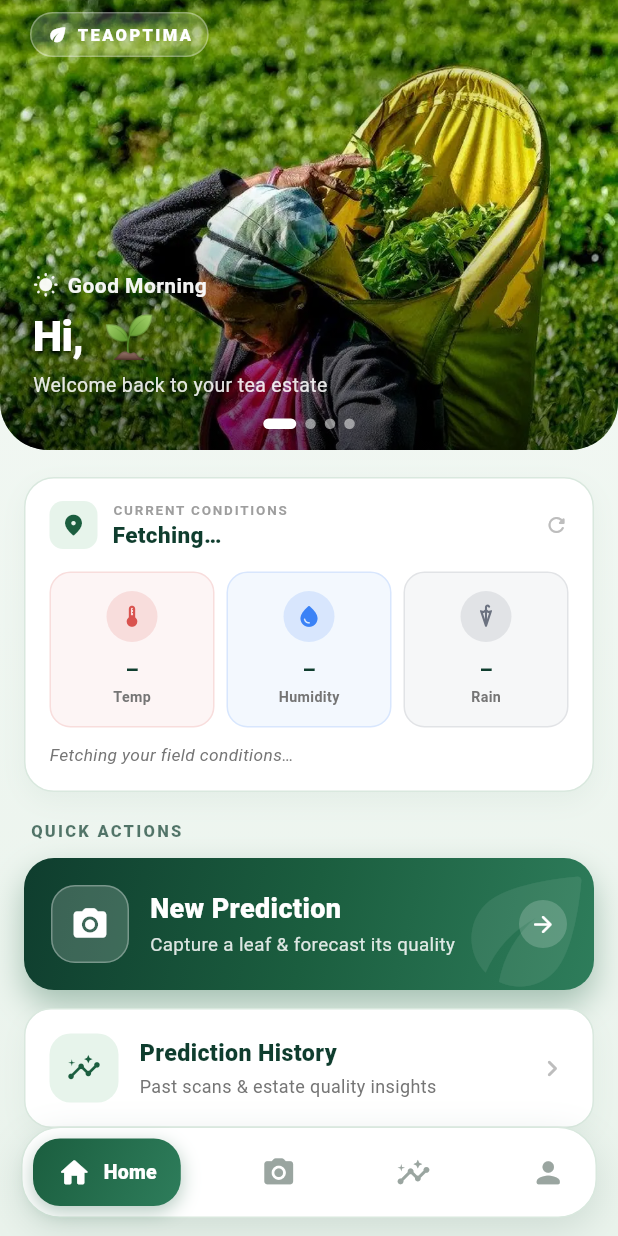
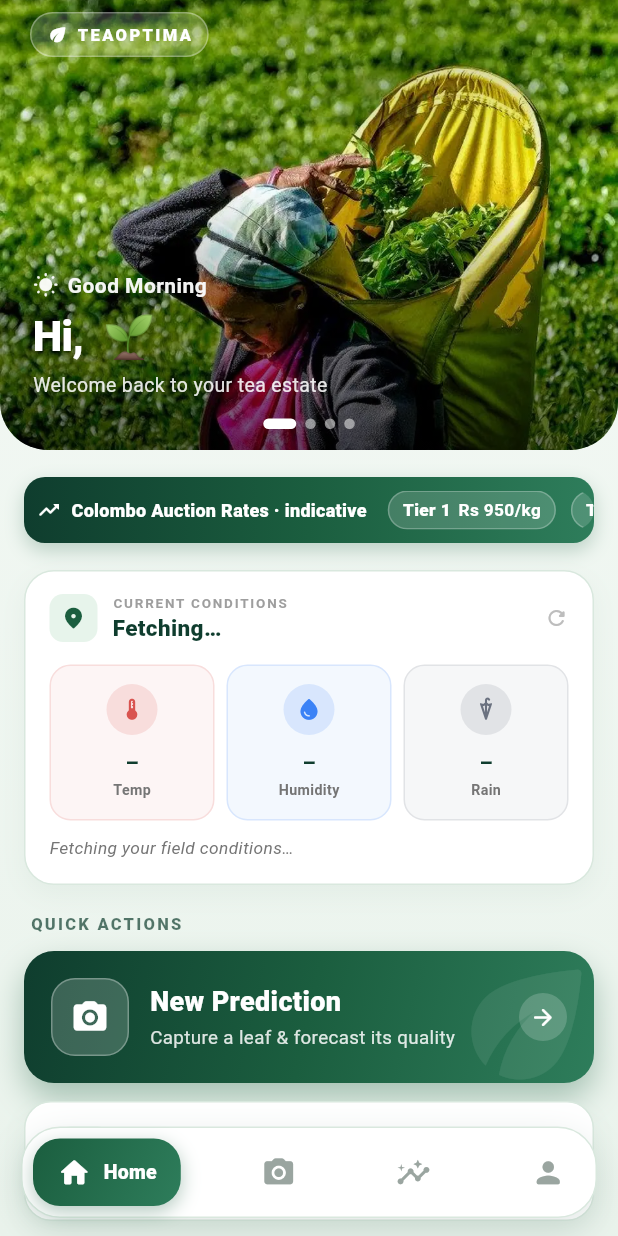
Before and after one commit to RavJayB/TeaOptima, a Flutter app: the screen it shows after launch, after a tap on "Get Started", on a phone screen of 412 x 824 dp. Run offline on Flutter 3.47's test engine with Material 3 defaults, Android fonts, the phone set to English and light mode, and no system bars; our stand-ins replace cloud_firestore, firebase_auth, firebase_core, firebase_remote_config, firebase_storage, fl_chart and 7 more; accounts and stored records are empty; generated files the repository leaves out were written again; network calls fail; project files that could hold a hidden picture were left out.

Commit message:
Add CMB auction rates banner + remote config for dynamic pricing

```diff
--- a/lib/l10n/app_en.arb
+++ b/lib/l10n/app_en.arb
@@ -414,5 +414,9 @@
 
   "authErrEmailInUse": "This email is already registered.",
   "authErrNetwork": "Network error. Please check your connection.",
-  "authErrGeneric": "Something went wrong. Please try again."
+  "authErrGeneric": "Something went wrong. Please try again.",
+
+  "bannerAuctionRates": "Colombo Auction Rates",
+  "bannerIndicative": "indicative",
+  "tierWord": "Tier"
 }
--- a/lib/l10n/app_si.arb
+++ b/lib/l10n/app_si.arb
@@ -327,5 +327,9 @@
 
   "authErrEmailInUse": "මෙම විද්‍යුත් තැපෑල දැනටමත් ලියාපදිංචි කර ඇත.",
   "authErrNetwork": "ජාල දෝෂයකි. ඔබේ සම්බන්ධතාවය පරීක්ෂා කරන්න.",
-  "authErrGeneric": "යම් දෝෂයක් ඇතිවිය. නැවත උත්සාහ කරන්න."
+  "authErrGeneric": "යම් දෝෂයක් ඇතිවිය. නැවත උත්සාහ කරන්න.",
+
+  "bannerAuctionRates": "කොළඹ වෙන්දේසි මිල",
+  "bannerIndicative": "දළ",
+  "tierWord": "ශ්‍රේණිය"
 }
--- a/lib/l10n/app_ta.arb
+++ b/lib/l10n/app_ta.arb
@@ -327,5 +327,9 @@
 
   "authErrEmailInUse": "இந்த மின்னஞ்சல் ஏற்கனவே பதிவு செய்யப்பட்டுள்ளது.",
   "authErrNetwork": "வலையமைப்புப் பிழை. உங்கள் இணைப்பைச் சரிபார்க்கவும்.",
-  "authErrGeneric": "ஏதோ தவறு நடந்தது. மீண்டும் முயற்சிக்கவும்."
+  "authErrGeneric": "ஏதோ தவறு நடந்தது. மீண்டும் முயற்சிக்கவும்.",
+
+  "bannerAuctionRates": "கொழும்பு ஏல விலைகள்",
+  "bannerIndicative": "தோராயம்",
+  "tierWord": "நிலை"
 }
--- a/lib/main.dart
+++ b/lib/main.dart
@@ -11,6 +11,7 @@
 import 'services/auth_service.dart';
 import 'services/config_service.dart';
 import 'services/locale_controller.dart';
+import 'services/remote_config_service.dart';
 
 import 'screens/onboarding_screen.dart';
 import 'screens/login_screen.dart';
@@ -34,6 +35,9 @@
   await Firebase.initializeApp(
     options: DefaultFirebaseOptions.currentPlatform,
   );
+
+  // Fetch latest indicative tea prices (graceful: never blocks fatally).
+  await RemoteConfigService.init();
 
   // Load the user's saved app language (English / Sinhala / Tamil)
   await LocaleController.load();
--- a/lib/screens/home_screen.dart
+++ b/lib/screens/home_screen.dart
@@ -8,6 +8,7 @@
 import 'package:geolocator/geolocator.dart';
 import '../services/api_service.dart';
 import '../theme/tea_theme.dart';
+import '../widgets/price_ticker_banner.dart';
 import 'main_screen.dart';
 
 // ────────────────────────────────────────────────────────────
@@ -140,6 +141,11 @@
               crossAxisAlignment: CrossAxisAlignment.stretch,
               children: [
                 _heroCarousel(),
+                const SizedBox(height: 18),
+                const Padding(
+                  padding: EdgeInsets.symmetric(horizontal: 16),
+                  child: PriceTickerBanner(),
+                ),
                 const SizedBox(height: 18),
                 Padding(
                   padding: const EdgeInsets.symmetric(horizontal: 16),
--- a/lib/screens/result_screen.dart
+++ b/lib/screens/result_screen.dart
@@ -2916,10 +2916,11 @@
                           child: OutlinedButton.icon(
                             onPressed: () async {
                               await PricingService.resetToDefaults();
+                              final indicative =
+                                  PricingService.indicativePrices();
                               for (final t in ['T1', 'T2', 'T3', 'T4']) {
                                 controllers[t]!.text =
-                                    PricingService.defaultPrices[t]!
-                                        .toStringAsFixed(0);
+                                    (indicative[t] ?? 0).toStringAsFixed(0);
                               }
                             },
                             icon: const Icon(Icons.restart_alt_rounded,
--- a/lib/services/pricing_service.dart
+++ b/lib/services/pricing_service.dart
@@ -9,6 +9,8 @@
 // sync can be layered on later via Firestore if needed.
 
 import 'package:shared_preferences/shared_preferences.dart';
+
+import 'remote_config_service.dart';
 
 class PricingService {
   // Defaults — indicative Colombo Tea Auction net sale averages (LKR/kg).
@@ -43,18 +45,61 @@
     }
   }
 
+  // Alongside each override we store the auction price it was made against
+  // ("baseline"). A grower's edit only holds while the auction price is
+  // unchanged; once the admin publishes a NEW price, the baseline no longer
+  // matches and the override is dropped so the new auction price shows.
+  static String _baseKey(String tier) => '${_key(tier)}_base';
+
+  /// Indicative prices for display (banner): remote → hardcoded. Ignores any
+  /// per-grower override — the banner always shows the admin's auction prices.
+  static Map<String, double> indicativePrices() => {
+        for (final t in defaultPrices.keys)
+          t: RemoteConfigService.remotePrice(t) ?? defaultPrices[t]!,
+      };
+
+  /// Effective prices for the factory card + economic impact.
+  /// A grower's override applies ONLY while the auction price it was made
+  /// against is still current; if the admin has since published a new price,
+  /// the stale override is discarded and the new auction price is used.
   static Future<Map<String, double>> loadPrices() async {
     final p = await SharedPreferences.getInstance();
-    return {
-      for (final t in defaultPrices.keys)
-        t: p.getDouble(_key(t)) ?? defaultPrices[t]!,
-    };
+    final indicative = indicativePrices();
+    final out = <String, double>{};
+    for (final t in defaultPrices.keys) {
+      final ind = indicative[t]!;
+      final override = p.getDouble(_key(t));
+      final base = p.getDouble(_baseKey(t));
+      if (override != null && base != null && (base - ind).abs() < 0.5) {
+        out[t] = override; // grower's edit, auction price unchanged → keep it
+      } else {
+        if (override != null) {
+          // No baseline match → auction price changed → drop the stale override.
+          await p.remove(_key(t));
+          await p.remove(_baseKey(t));
+        }
+        out[t] = ind; // follow the latest auction price
+      }
+    }
+    return out;
   }
 
+  /// Persist prices. A tier is pinned as a grower override only when it differs
+  /// from the current auction price; we also record the auction price it was
+  /// made against so it can be auto-released on the next price publish.
   static Future<void> savePrices(Map<String, double> prices) async {
     final p = await SharedPreferences.getInstance();
+    final indicative = indicativePrices();
     for (final entry in prices.entries) {
-      await p.setDouble(_key(entry.key), entry.value);
+      final t = entry.key;
+      final ind = indicative[t] ?? defaultPrices[t]!;
+      if ((entry.value - ind).abs() < 0.5) {
+        await p.remove(_key(t)); // matches auction → follow remote
+        await p.remove(_baseKey(t));
+      } else {
+        await p.setDouble(_key(t), entry.value); // grower override
+        await p.setDouble(_baseKey(t), ind); // ...against this auction price
+      }
     }
   }
 
@@ -62,6 +107,7 @@
     final p = await SharedPreferences.getInstance();
     for (final t in defaultPrices.keys) {
       await p.remove(_key(t));
+      await p.remove(_baseKey(t));
     }
   }
 
--- /dev/null
+++ b/lib/services/remote_config_service.dart
@@ -0,0 +1,57 @@
+// lib/services/remote_config_service.dart
+//
+// Central, remotely-updatable indicative tea prices (Colombo Auction averages)
+// via Firebase Remote Config. You publish the weekly averages once in the
+// Firebase console and every app picks them up — no release needed.
+//
+// Keys (set these in Firebase Console → Remote Config):
+//   price_t1, price_t2, price_t3, price_t4   (Number, Rs/kg)
+//   price_week_label                         (String, e.g. "Week of 2 Jun 2026")
+//
+// Everything degrades gracefully: offline or unconfigured → returns null and
+// callers fall back to PricingService.defaultPrices.
+
+import 'package:flutter/foundation.dart' show kDebugMode;
+import 'package:firebase_remote_config/firebase_remote_config.dart';
+
+class RemoteConfigService {
+  static FirebaseRemoteConfig? _rc;
+
+  // In-app defaults so the banner shows sensible values before/without a fetch.
+  static final Map<String, dynamic> _defaults = {
+    'price_t1': 950.0,
+    'price_t2': 800.0,
+    'price_t3': 650.0,
+    'price_t4': 400.0,
+    'price_week_label': '',
+  };
+
+  /// Fetch + activate Remote Config. Safe to call once at startup; never throws.
+  static Future<void> init() async {
+    try {
+      final rc = FirebaseRemoteConfig.instance;
+      await rc.setConfigSettings(RemoteConfigSettings(
+        fetchTimeout: const Duration(seconds: 6),
+        // Instant updates while developing; throttled in release to save quota.
+        minimumFetchInterval:
+            kDebugMode ? Duration.zero : const Duration(hours: 6),
+      ));
+      await rc.setDefaults(_defaults);
+      await rc.fetchAndActivate();
+      _rc = rc;
+    } catch (_) {
+      // Offline / not configured / Remote Config unavailable — fall back.
+    }
+  }
+
+  /// Latest indicative price for a tier ('T1'..'T4'), or null if unavailable.
+  static double? remotePrice(String tier) {
+    final rc = _rc;
+    if (rc == null) return null;
+    final v = rc.getDouble('price_${tier.toLowerCase()}');
+    return v > 0 ? v : null;
+  }
+
+  /// Optional label describing the price vintage (e.g. "Week of 2 Jun 2026").
+  static String get weekLabel => _rc?.getString('price_week_label') ?? '';
+}
--- a/lib/widgets/factory_rate_sheet.dart
+++ b/lib/widgets/factory_rate_sheet.dart
@@ -89,9 +89,10 @@
   }
 
   Future<void> _reset() async {
-    await PricingService.resetToDefaults();
+    await PricingService.resetToDefaults(); // clears user overrides
+    final indicative = PricingService.indicativePrices(); // remote auction → hardcoded
     for (final t in ['T1', 'T2', 'T3', 'T4']) {
-      _priceCtrls[t]!.text = PricingService.defaultPrices[t]!.toStringAsFixed(0);
+      _priceCtrls[t]!.text = (indicative[t] ?? 0).toStringAsFixed(0);
     }
     setState(() {});
   }
--- /dev/null
+++ b/lib/widgets/price_ticker_banner.dart
@@ -0,0 +1,167 @@
+// lib/widgets/price_ticker_banner.dart
+//
+// Seamless auto-scrolling "ticker" of indicative Colombo Auction tea prices,
+// fed by Remote Config (with graceful fallback to PricingService defaults).
+
+import 'package:flutter/material.dart';
+import 'package:flutter/scheduler.dart';
+import 'package:flutter_gen/gen_l10n/app_localizations.dart';
+
+import '../services/pricing_service.dart';
+import '../services/remote_config_service.dart';
+import '../theme/tea_theme.dart';
+
+class PriceTickerBanner extends StatefulWidget {
+  const PriceTickerBanner({super.key});
+
+  @override
+  State<PriceTickerBanner> createState() => _PriceTickerBannerState();
+}
+
+class _PriceTickerBannerState extends State<PriceTickerBanner>
+    with SingleTickerProviderStateMixin {
+  final _scroll = ScrollController();
+  final _copyKey = GlobalKey();
+  Ticker? _ticker;
+  double _offset = 0;
+  double _copyWidth = 0;
+  static const double _gap = 28;
+  static const double _speed = 0.45; // px/frame (~27 px/s @60fps)
+
+  @override
+  void initState() {
+    super.initState();
+    WidgetsBinding.instance.addPostFrameCallback((_) {
+      _copyWidth = _copyKey.currentContext?.size?.width ?? 0;
+      _ticker = createTicker(_tick)..start();
+    });
+  }
+
+  void _tick(Duration _) {
+    if (!_scroll.hasClients || _copyWidth <= 0) return;
+    _offset += _speed;
+    final period = _copyWidth + _gap;
+    if (_offset >= period) _offset -= period; // seamless: shift by one copy
+    _scroll.jumpTo(_offset);
+  }
+
+  @override
+  void dispose() {
+    _ticker?.dispose();
+    _scroll.dispose();
+    super.dispose();
+  }
+
+  @override
+  Widget build(BuildContext context) {
+    final l = AppLocalizations.of(context);
+    final prices = PricingService.indicativePrices();
+    final week = RemoteConfigService.weekLabel;
+
+    return Container(
+      decoration: BoxDecoration(
+        gradient: const LinearGradient(
+          begin: Alignment.centerLeft,
+          end: Alignment.centerRight,
+          colors: [TeaTheme.deep, TeaTheme.primary, TeaTheme.mid],
+        ),
+        borderRadius: BorderRadius.circular(14),
+        boxShadow: [
+          BoxShadow(
+            color: TeaTheme.primary.withOpacity(0.25),
+            blurRadius: 10,
+            offset: const Offset(0, 5),
+          ),
+        ],
+      ),
+      padding: const EdgeInsets.symmetric(vertical: 9),
+      child: ClipRRect(
+        borderRadius: BorderRadius.circular(14),
+        child: SingleChildScrollView(
+          controller: _scroll,
+          scrollDirection: Axis.horizontal,
+          physics: const NeverScrollableScrollPhysics(),
+          child: Row(
+            children: [
+              const SizedBox(width: 14),
+              Row(
+                key: _copyKey,
+                mainAxisSize: MainAxisSize.min,
+                children: _content(l, prices, week),
+              ),
+              const SizedBox(width: _gap),
+              Row(
+                mainAxisSize: MainAxisSize.min,
+                children: _content(l, prices, week), // 2nd copy → seamless loop
+              ),
+              const SizedBox(width: 14),
+            ],
+          ),
+        ),
+      ),
+    );
+  }
+
+  List<Widget> _content(
+      AppLocalizations l, Map<String, double> prices, String week) {
+    final items = <Widget>[
+      const Icon(Icons.trending_up_rounded, color: Colors.white, size: 16),
+      const SizedBox(width: 7),
+      Text(
+        '${l.bannerAuctionRates} · ${l.bannerIndicative}',
+        style: const TextStyle(
+          color: Colors.white,
+          fontSize: 12,
+          fontWeight: FontWeight.w800,
+          letterSpacing: 0.2,
+        ),
+      ),
+      const SizedBox(width: 14),
+    ];
+    for (final t in const ['T1', 'T2', 'T3', 'T4']) {
+      items.add(_chip('${l.tierWord} ${t.substring(1)}', prices[t] ?? 0));
+      items.add(const SizedBox(width: 10));
+    }
+    if (week.isNotEmpty) {
+      items.add(Text(
+        '· $week',
+        style: TextStyle(color: Colors.white.withOpacity(0.8), fontSize: 11),
+      ));
+      items.add(const SizedBox(width: 10));
+    }
+    return items;
+  }
+
+  Widget _chip(String label, double price) {
+    return Container(
+      padding: const EdgeInsets.symmetric(horizontal: 9, vertical: 4),
+      decoration: BoxDecoration(
+        color: Colors.white.withOpacity(0.16),
+        borderRadius: BorderRadius.circular(20),
+        border: Border.all(color: Colors.white.withOpacity(0.25)),
+      ),
+      child: Row(
+        mainAxisSize: MainAxisSize.min,
+        children: [
+          Text(
+            label,
+            style: const TextStyle(
+              color: Colors.white,
+              fontWeight: FontWeight.w900,
+              fontSize: 11.5,
+            ),
+          ),
+          const SizedBox(width: 5),
+          Text(
+            'Rs ${price.toStringAsFixed(0)}/kg',
+            style: const TextStyle(
+              color: Colors.white,
+              fontWeight: FontWeight.w600,
+              fontSize: 11.5,
+            ),
+          ),
+        ],
+      ),
+    );
+  }
+}
--- a/pubspec.yaml
+++ b/pubspec.yaml
@@ -52,6 +52,7 @@
   google_sign_in: ^6.2.1
   pdf: ^3.11.1
   printing: ^5.13.2
+  firebase_remote_config: ^5.5.0
 
 dev_dependencies:
   flutter_test:
```
Also changed, not shown: pubspec.lock, 3 other files.
